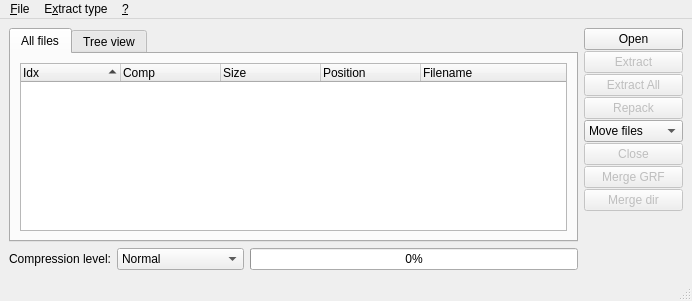
MagicalTux/grf, file grfbuilder/MainWindow.ui: the form before one commit.
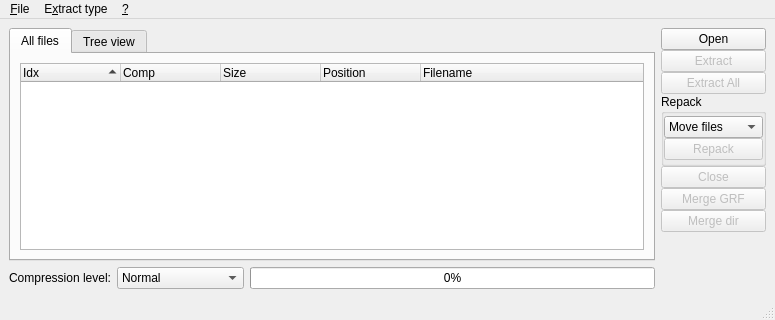
The form after the commit.

Commit message: interface optimisation

Patch:
```diff
--- a/grfbuilder/MainWindow.ui
+++ b/grfbuilder/MainWindow.ui
@@ -8,14 +8,14 @@
    <rect>
     <x>0</x>
     <y>0</y>
-    <width>692</width>
-    <height>301</height>
+    <width>775</width>
+    <height>320</height>
    </rect>
   </property>
   <property name="minimumSize" >
    <size>
     <width>512</width>
-    <height>256</height>
+    <height>320</height>
    </size>
   </property>
   <widget class="QWidget" name="centralwidget" >
@@ -26,212 +26,13 @@
     <property name="spacing" >
      <number>6</number>
     </property>
-    <item row="0" column="0" >
-     <layout class="QGridLayout" >
-      <property name="margin" >
-       <number>0</number>
-      </property>
-      <property name="spacing" >
-       <number>6</number>
-      </property>
-      <item row="0" column="0" >
-       <widget class="QTabWidget" name="tab_sel" >
-        <property name="currentIndex" >
-         <number>0</number>
-        </property>
-        <widget class="QWidget" name="grf_allfiles" >
-         <attribute name="title" >
-          <string>All files</string>
-         </attribute>
-         <layout class="QGridLayout" >
-          <property name="margin" >
-           <number>9</number>
-          </property>
-          <property name="spacing" >
-           <number>6</number>
-          </property>
-          <item row="0" column="0" >
-           <layout class="QGridLayout" >
-            <property name="margin" >
-             <number>0</number>
-            </property>
-            <property name="spacing" >
-             <number>6</number>
-            </property>
-            <item row="0" column="0" >
-             <widget class="QTreeWidget" name="view_allfiles" >
-              <property name="columnCount" >
-               <number>5</number>
-              </property>
-              <property name="sortingEnabled" >
-               <bool>true</bool>
-              </property>
-              <column>
-               <property name="text" >
-                <string>Idx</string>
-               </property>
-              </column>
-              <column>
-               <property name="text" >
-                <string>Comp</string>
-               </property>
-              </column>
-              <column>
-               <property name="text" >
-                <string>Size</string>
-               </property>
-              </column>
-              <column>
-               <property name="text" >
-                <string>Position</string>
-               </property>
-              </column>
-              <column>
-               <property name="text" >
-                <string>Filename</string>
-               </property>
-              </column>
-             </widget>
-            </item>
-           </layout>
-          </item>
-         </layout>
-        </widget>
-        <widget class="QWidget" name="grf_treeview" >
-         <attribute name="title" >
-          <string>Tree view</string>
-         </attribute>
-         <layout class="QGridLayout" >
-          <property name="margin" >
-           <number>9</number>
-          </property>
-          <property name="spacing" >
-           <number>6</number>
-          </property>
-          <item row="0" column="0" >
-           <layout class="QGridLayout" >
-            <property name="margin" >
-             <number>0</number>
-            </property>
-            <property name="spacing" >
-             <number>6</number>
-            </property>
-            <item row="0" column="0" >
-             <widget class="QTreeWidget" name="view_filestree" >
-              <column>
-               <property name="text" >
-                <string>Filename</string>
-               </property>
-              </column>
-              <column>
-               <property name="text" >
-                <string>File size</string>
-               </property>
-              </column>
-             </widget>
-            </item>
-           </layout>
-          </item>
-         </layout>
-        </widget>
-       </widget>
-      </item>
-     </layout>
-    </item>
-    <item row="1" column="0" >
-     <layout class="QHBoxLayout" >
-      <property name="margin" >
-       <number>0</number>
-      </property>
-      <property name="spacing" >
-       <number>6</number>
-      </property>
-      <item>
-       <widget class="QLabel" name="textLabel1" >
-        <property name="text" >
-         <string>&lt;p align="right">Compression level:&lt;/p></string>
-        </property>
-       </widget>
-      </item>
-      <item>
-       <widget class="QComboBox" name="combo_complevel" >
-        <property name="currentIndex" >
-         <number>5</number>
-        </property>
-        <item>
-         <property name="text" >
-          <string>None</string>
-         </property>
-        </item>
-        <item>
-         <property name="text" >
-          <string>Totally Low</string>
-         </property>
-        </item>
-        <item>
-         <property name="text" >
-          <string>Really Low</string>
-         </property>
-        </item>
-        <item>
-         <property name="text" >
-          <string>Low</string>
-         </property>
-        </item>
-        <item>
-         <property name="text" >
-          <string>Almost Normal</string>
-         </property>
-        </item>
-        <item>
-         <property name="text" >
-          <string>Normal</string>
-         </property>
-        </item>
-        <item>
-         <property name="text" >
-          <string>More than Normal</string>
-         </property>
-        </item>
-        <item>
-         <property name="text" >
-          <string>High</string>
-         </property>
-        </item>
-        <item>
-         <property name="text" >
-          <string>Really High</string>
-         </property>
-        </item>
-        <item>
-         <property name="text" >
-          <string>Max</string>
-         </property>
-        </item>
-       </widget>
-      </item>
-      <item>
-       <widget class="QProgressBar" name="progbar" >
-        <property name="value" >
-         <number>0</number>
-        </property>
-        <property name="orientation" >
-         <enum>Qt::Horizontal</enum>
-        </property>
-        <property name="invertedAppearance" >
-         <bool>false</bool>
-        </property>
-       </widget>
-      </item>
-     </layout>
-    </item>
     <item rowspan="2" row="0" column="1" >
      <layout class="QVBoxLayout" >
       <property name="margin" >
        <number>0</number>
       </property>
       <property name="spacing" >
-       <number>1</number>
+       <number>0</number>
       </property>
       <item>
        <widget class="QPushButton" name="btn_open" >
@@ -267,32 +68,63 @@
        </widget>
       </item>
       <item>
-       <widget class="QPushButton" name="btn_repack" >
-        <property name="enabled" >
-         <bool>false</bool>
+       <widget class="QGroupBox" name="groupBox" >
+        <property name="minimumSize" >
+         <size>
+          <width>0</width>
+          <height>72</height>
+         </size>
         </property>
-        <property name="text" >
+        <property name="title" >
          <string>Repack</string>
         </property>
-       </widget>
-      </item>
-      <item>
-       <widget class="QComboBox" name="combo_repack" >
-        <item>
-         <property name="text" >
-          <string>Move files</string>
+        <layout class="QGridLayout" >
+         <property name="margin" >
+          <number>0</number>
          </property>
-        </item>
-        <item>
-         <property name="text" >
-          <string>Decrypt</string>
+         <property name="spacing" >
+          <number>0</number>
          </property>
-        </item>
-        <item>
-         <property name="text" >
-          <string>Recompress</string>
-         </property>
-        </item>
+         <item row="0" column="0" >
+          <layout class="QVBoxLayout" >
+           <property name="margin" >
+            <number>0</number>
+           </property>
+           <property name="spacing" >
+            <number>0</number>
+           </property>
+           <item>
+            <widget class="QComboBox" name="combo_repack_2" >
+             <item>
+              <property name="text" >
+               <string>Move files</string>
+              </property>
+             </item>
+             <item>
+              <property name="text" >
+               <string>Decrypt</string>
+              </property>
+             </item>
+             <item>
+              <property name="text" >
+               <string>Recompress</string>
+              </property>
+             </item>
+            </widget>
+           </item>
+           <item>
+            <widget class="QPushButton" name="btn_repack" >
+             <property name="enabled" >
+              <bool>false</bool>
+             </property>
+             <property name="text" >
+              <string>Repack</string>
+             </property>
+            </widget>
+           </item>
+          </layout>
+         </item>
+        </layout>
        </widget>
       </item>
       <item>
@@ -343,6 +175,205 @@
       </item>
      </layout>
     </item>
+    <item row="1" column="0" >
+     <layout class="QHBoxLayout" >
+      <property name="margin" >
+       <number>0</number>
+      </property>
+      <property name="spacing" >
+       <number>6</number>
+      </property>
+      <item>
+       <widget class="QLabel" name="textLabel1" >
+        <property name="text" >
+         <string>&lt;p align="right">Compression level:&lt;/p></string>
+        </property>
+       </widget>
+      </item>
+      <item>
+       <widget class="QComboBox" name="combo_complevel" >
+        <property name="currentIndex" >
+         <number>5</number>
+        </property>
+        <item>
+         <property name="text" >
+          <string>None</string>
+         </property>
+        </item>
+        <item>
+         <property name="text" >
+          <string>Totally Low</string>
+         </property>
+        </item>
+        <item>
+         <property name="text" >
+          <string>Really Low</string>
+         </property>
+        </item>
+        <item>
+         <property name="text" >
+          <string>Low</string>
+         </property>
+        </item>
+        <item>
+         <property name="text" >
+          <string>Almost Normal</string>
+         </property>
+        </item>
+        <item>
+         <property name="text" >
+          <string>Normal</string>
+         </property>
+        </item>
+        <item>
+         <property name="text" >
+          <string>More than Normal</string>
+         </property>
+        </item>
+        <item>
+         <property name="text" >
+          <string>High</string>
+         </property>
+        </item>
+        <item>
+         <property name="text" >
+          <string>Really High</string>
+         </property>
+        </item>
+        <item>
+         <property name="text" >
+          <string>Max</string>
+         </property>
+        </item>
+       </widget>
+      </item>
+      <item>
+       <widget class="QProgressBar" name="progbar" >
+        <property name="value" >
+         <number>0</number>
+        </property>
+        <property name="orientation" >
+         <enum>Qt::Horizontal</enum>
+        </property>
+        <property name="invertedAppearance" >
+         <bool>false</bool>
+        </property>
+       </widget>
+      </item>
+     </layout>
+    </item>
+    <item row="0" column="0" >
+     <layout class="QGridLayout" >
+      <property name="margin" >
+       <number>0</number>
+      </property>
+      <property name="spacing" >
+       <number>6</number>
+      </property>
+      <item row="0" column="0" >
+       <widget class="QTabWidget" name="tab_sel" >
+        <property name="currentIndex" >
+         <number>0</number>
+        </property>
+        <widget class="QWidget" name="grf_allfiles" >
+         <attribute name="title" >
+          <string>All files</string>
+         </attribute>
+         <layout class="QGridLayout" >
+          <property name="margin" >
+           <number>9</number>
+          </property>
+          <property name="spacing" >
+           <number>6</number>
+          </property>
+          <item row="0" column="0" >
+           <layout class="QGridLayout" >
+            <property name="margin" >
+             <number>0</number>
+            </property>
+            <property name="spacing" >
+             <number>6</number>
+            </property>
+            <item row="0" column="0" >
+             <widget class="QTreeWidget" name="view_allfiles" >
+              <property name="columnCount" >
+               <number>5</number>
+              </property>
+              <property name="sortingEnabled" >
+               <bool>true</bool>
+              </property>
+              <column>
+               <property name="text" >
+                <string>Idx</string>
+               </property>
+              </column>
+              <column>
+               <property name="text" >
+                <string>Comp</string>
+               </property>
+              </column>
+              <column>
+               <property name="text" >
+                <string>Size</string>
+               </property>
+              </column>
+              <column>
+               <property name="text" >
+                <string>Position</string>
+               </property>
+              </column>
+              <column>
+               <property name="text" >
+                <string>Filename</string>
+               </property>
+              </column>
+             </widget>
+            </item>
+           </layout>
+          </item>
+         </layout>
+        </widget>
+        <widget class="QWidget" name="grf_treeview" >
+         <attribute name="title" >
+          <string>Tree view</string>
+         </attribute>
+         <layout class="QGridLayout" >
+          <property name="margin" >
+           <number>9</number>
+          </property>
+          <property name="spacing" >
+           <number>6</number>
+          </property>
+          <item row="0" column="0" >
+           <layout class="QGridLayout" >
+            <property name="margin" >
+             <number>0</number>
+            </property>
+            <property name="spacing" >
+             <number>6</number>
+            </property>
+            <item row="0" column="0" >
+             <widget class="QTreeWidget" name="view_filestree" >
+              <column>
+               <property name="text" >
+                <string>Filename</string>
+               </property>
+              </column>
+              <column>
+               <property name="text" >
+                <string>File size</string>
+               </property>
+              </column>
+             </widget>
+            </item>
+           </layout>
+          </item>
+         </layout>
+        </widget>
+       </widget>
+      </item>
+     </layout>
+    </item>
    </layout>
   </widget>
   <widget class="QMenuBar" name="menubar" >
@@ -350,7 +381,7 @@
     <rect>
      <x>0</x>
      <y>0</y>
-     <width>692</width>
+     <width>775</width>
      <height>29</height>
     </rect>
    </property>
```
